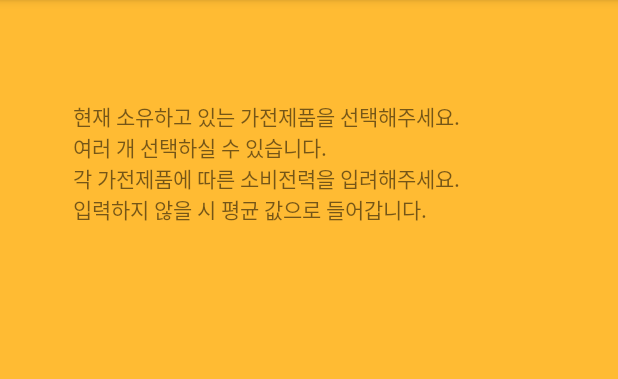
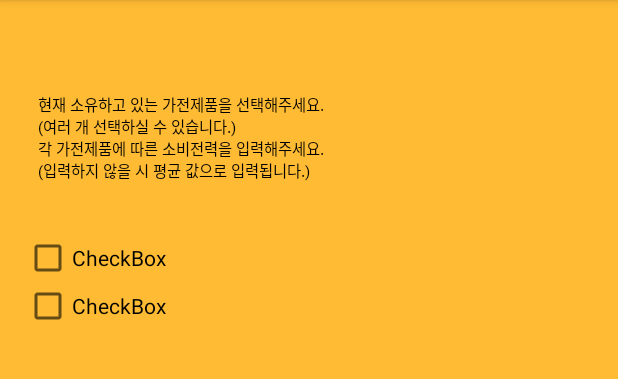
Before and after one commit to itlockit2/Tankboy, an Android app: the Select screen opened directly, with no data from a screen before it, on a phone screen of 412 x 824 dp, the part 84-463 px from its top. Run offline under Robolectric (Android 15) with nearby library versions, the phone set to English and light mode, and no system bars.

Commit message:
select activity 진행중

```diff
--- a/app/src/main/java/com/example/yun/tankboy/Select.java
+++ b/app/src/main/java/com/example/yun/tankboy/Select.java
@@ -2,6 +2,7 @@ package com.example.yun.tankboy;
 
 import android.support.v7.app.AppCompatActivity;
 import android.os.Bundle;
+import android.widget.TextView;
 
 public class Select extends AppCompatActivity {
 
@@ -9,5 +10,9 @@ public class Select extends AppCompatActivity {
     protected void onCreate(Bundle savedInstanceState) {
         super.onCreate(savedInstanceState);
         setContentView(R.layout.activity_select);
+
+        // 가전 제품 선택 설명
+        TextView selectExplainTextView = (TextView) findViewById(R.id.SelectExplainTextView);
+        selectExplainTextView.setTextSize(Intro.width_pixel / 60);
     }
 }
--- a/app/src/main/res/layout/activity_select.xml
+++ b/app/src/main/res/layout/activity_select.xml
@@ -8,22 +8,71 @@
     tools:context=".Select">
 
     <TextView
-        android:id="@+id/textView"
-        android:layout_width="wrap_content"
+        android:id="@+id/SelectExplainTextView"
+        android:layout_width="0dp"
         android:layout_height="wrap_content"
+        android:layout_marginBottom="8dp"
+        android:layout_marginEnd="8dp"
+        android:layout_marginLeft="10dp"
+        android:layout_marginRight="8dp"
+        android:layout_marginStart="10dp"
+        android:layout_marginTop="47dp"
+        android:padding="15dp"
+        android:text="현재 소유하고 있는 가전제품을 선택해주세요. \n(여러 개 선택하실 수 있습니다.)
+                \n각 가전제품에 따른 소비전력을 입력해주세요. \n(입력하지 않을 시 평균 값으로 입력됩니다.)"
+        android:textColor="#000000"
+        app:layout_constraintBottom_toTopOf="@+id/scrollView2"
+        app:layout_constraintEnd_toEndOf="parent"
+        app:layout_constraintHorizontal_bias="0.0"
+        app:layout_constraintStart_toStartOf="parent"
+        app:layout_constraintTop_toTopOf="parent"
+        app:layout_constraintVertical_bias="0.0" />
+
+    <ScrollView
+        android:id="@+id/scrollView2"
+        android:layout_width="0dp"
+        android:layout_height="0dp"
         android:layout_marginBottom="8dp"
         android:layout_marginEnd="8dp"
         android:layout_marginLeft="8dp"
         android:layout_marginRight="8dp"
         android:layout_marginStart="8dp"
-        android:layout_marginTop="47dp"
-        android:text="현재 소유하고 있는 가전제품을 선택해주세요.
-                \n여러 개 선택하실 수 있습니다.
-                \n각 가전제품에 따른 소비전력을 입려해주세요.
-                \n입력하지 않을 시 평균 값으로 들어갑니다."
         app:layout_constraintBottom_toBottomOf="parent"
         app:layout_constraintEnd_toEndOf="parent"
         app:layout_constraintStart_toStartOf="parent"
-        app:layout_constraintTop_toTopOf="parent"
-        app:layout_constraintVertical_bias="0.032" />
+        app:layout_constraintTop_toBottomOf="@+id/SelectExplainTextView">
+
+        <LinearLayout
+            android:layout_width="match_parent"
+            android:layout_height="wrap_content"
+            android:orientation="vertical" />
+    </ScrollView>
+
+    <CheckBox
+        android:id="@+id/checkBox"
+        android:layout_width="0dp"
+        android:layout_height="wrap_content"
+        android:layout_marginEnd="8dp"
+        android:layout_marginLeft="16dp"
+        android:layout_marginRight="8dp"
+        android:layout_marginStart="16dp"
+        android:layout_marginTop="11dp"
+        android:text="CheckBox"
+        app:layout_constraintEnd_toEndOf="parent"
+        app:layout_constraintStart_toStartOf="parent"
+        app:layout_constraintTop_toTopOf="@+id/scrollView2" />
+
+    <CheckBox
+        android:id="@+id/checkBox5"
+        android:layout_width="0dp"
+        android:layout_height="wrap_content"
+        android:layout_marginEnd="8dp"
+        android:layout_marginLeft="16dp"
+        android:layout_marginRight="8dp"
+        android:layout_marginStart="16dp"
+        android:text="CheckBox"
+        app:layout_constraintEnd_toEndOf="parent"
+        app:layout_constraintStart_toStartOf="parent"
+        app:layout_constraintTop_toBottomOf="@+id/checkBox" />
+
 </android.support.constraint.ConstraintLayout>
```
